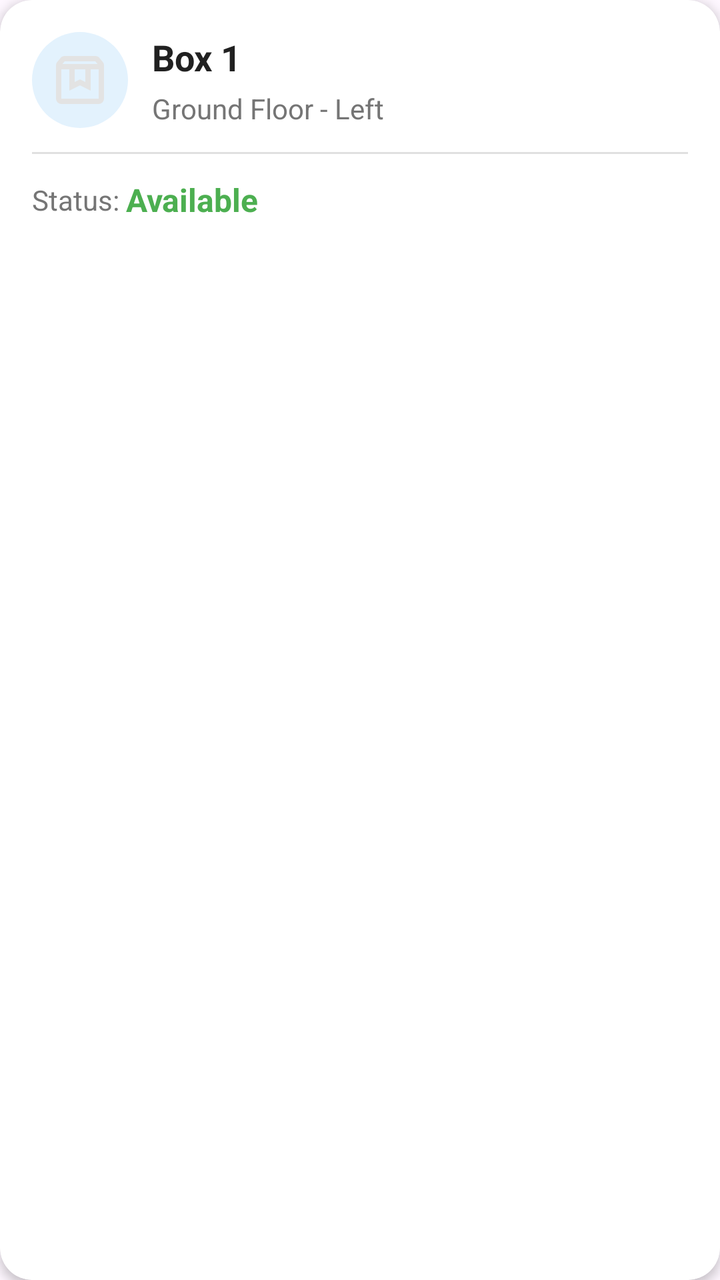
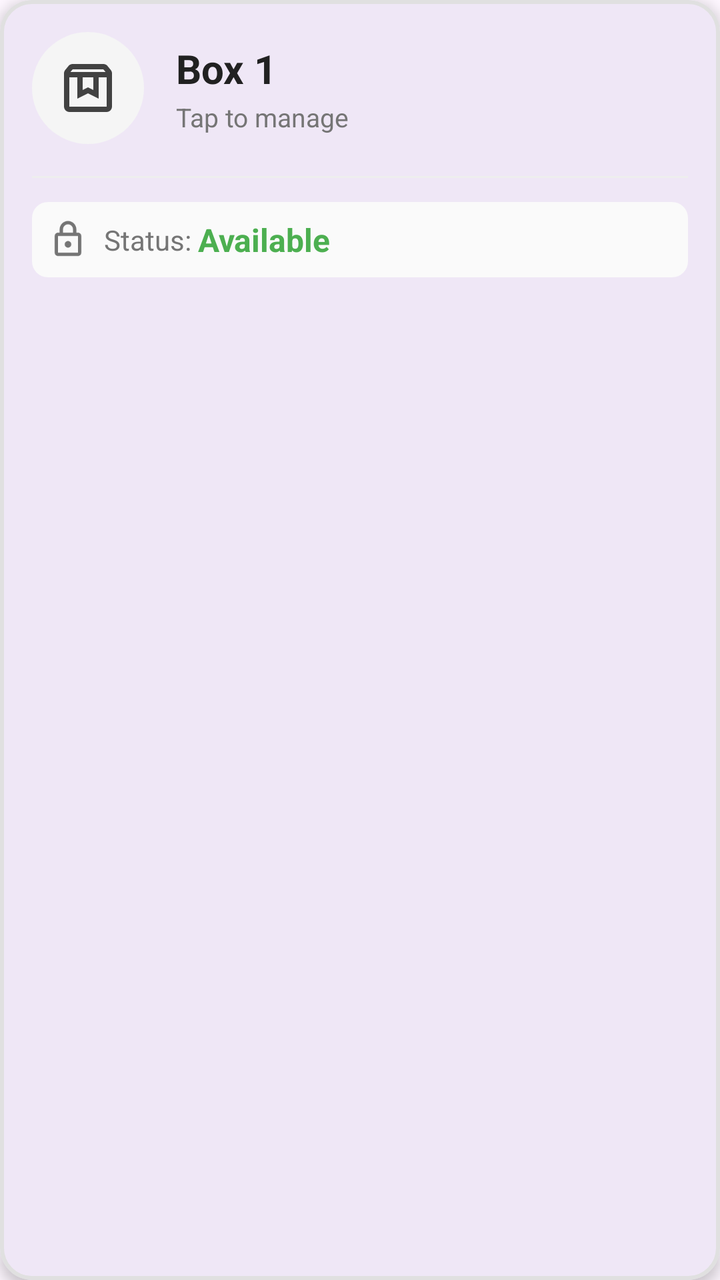

Screens rendered from an Android XML layout before and after an edit, with the pre-edit source and the edit as a unified diff.
<!-- AndroidManifest.xml: application theme Theme.SmartFoodDeliveryBox -->
<!-- res/layout/item_box.xml -->
<?xml version="1.0" encoding="utf-8"?>
<androidx.cardview.widget.CardView
    xmlns:android="http://schemas.android.com/apk/res/android"
    xmlns:app="http://schemas.android.com/apk/res-auto"
    android:id="@+id/cardView"
    android:layout_width="match_parent"
    android:layout_height="wrap_content"
    android:layout_marginBottom="12dp"
    app:cardCornerRadius="16dp"
    app:cardElevation="3dp">

    <LinearLayout
        android:layout_width="match_parent"
        android:layout_height="wrap_content"
        android:orientation="vertical"
        android:padding="16dp">

        
        <LinearLayout
            android:layout_width="match_parent"
            android:layout_height="wrap_content"
            android:orientation="horizontal"
            android:gravity="center_vertical">

            
            <ImageView
                android:layout_width="48dp"
                android:layout_height="48dp"
                android:src="@drawable/ic_box"
                android:padding="8dp"
                android:background="@drawable/circle_background"
                android:backgroundTint="#E3F2FD"/>

            
            <LinearLayout
                android:layout_width="0dp"
                android:layout_height="wrap_content"
                android:layout_weight="1"
                android:orientation="vertical"
                android:layout_marginStart="12dp">

                <LinearLayout
                    android:layout_width="match_parent"
                    android:layout_height="wrap_content"
                    android:orientation="horizontal"
                    android:gravity="center_vertical">

                    <TextView
                        android:id="@+id/tvBoxNumber"
                        android:layout_width="0dp"
                        android:layout_height="wrap_content"
                        android:layout_weight="1"
                        android:text="Box 1"
                        android:textSize="18sp"
                        android:textStyle="bold"
                        android:textColor="#212121"/>

                    <TextView
                        android:id="@+id/tvPhysical"
                        android:layout_width="wrap_content"
                        android:layout_height="wrap_content"
                        android:text="PHYSICAL"
                        android:textSize="10sp"
                        android:textStyle="bold"
                        android:textColor="@android:color/white"
                        android:background="@drawable/badge_background"
                        android:backgroundTint="#4CAF50"
                        android:paddingStart="8dp"
                        android:paddingEnd="8dp"
                        android:paddingTop="4dp"
                        android:paddingBottom="4dp"
                        android:visibility="gone"/>

                </LinearLayout>

                <TextView
                    android:id="@+id/tvLocation"
                    android:layout_width="wrap_content"
                    android:layout_height="wrap_content"
                    android:text="Ground Floor - Left"
                    android:textSize="14sp"
                    android:textColor="#757575"
                    android:layout_marginTop="4dp"/>

            </LinearLayout>

        </LinearLayout>

        
        <View
            android:layout_width="match_parent"
            android:layout_height="1dp"
            android:background="#E0E0E0"
            android:layout_marginTop="12dp"
            android:layout_marginBottom="12dp"/>

        
        <LinearLayout
            android:layout_width="match_parent"
            android:layout_height="wrap_content"
            android:orientation="horizontal"
            android:gravity="center_vertical">

            <TextView
                android:layout_width="wrap_content"
                android:layout_height="wrap_content"
                android:text="Status: "
                android:textSize="14sp"
                android:textColor="#757575"/>

            <TextView
                android:id="@+id/tvStatus"
                android:layout_width="wrap_content"
                android:layout_height="wrap_content"
                android:text="Available"
                android:textSize="16sp"
                android:textStyle="bold"
                android:textColor="#4CAF50"/>

        </LinearLayout>

    </LinearLayout>

</androidx.cardview.widget.CardView>
<!-- resources referenced by this layout -->
<resources>
  <!-- drawable badge_background (drawable) -->
  <?xml version="1.0" encoding="utf-8"?>
  <shape xmlns:android="http://schemas.android.com/apk/res/android">
      <solid android:color="#4CAF50"/>
      <corners android:radius="12dp"/>
  </shape>
  <!-- drawable circle_background (drawable) -->
  <?xml version="1.0" encoding="utf-8"?>
  <shape xmlns:android="http://schemas.android.com/apk/res/android"
      android:shape="oval">
      <solid android:color="#FFFFFF"/>
  </shape>
  <!-- drawable ic_box (drawable) -->
  <vector xmlns:android="http://schemas.android.com/apk/res/android"
      android:width="24dp"
      android:height="24dp"
      android:viewportWidth="960"
      android:viewportHeight="960">
    <path
        android:pathData="M200,320v440h560v-440L640,320v320l-160,-80 -160,80v-320L200,320ZM200,840q-33,0 -56.5,-23.5T120,760v-499q0,-14 4.5,-27t13.5,-24l50,-61q11,-14 27.5,-21.5T250,120h460q18,0 34.5,7.5T772,149l50,61q9,11 13.5,24t4.5,27v499q0,33 -23.5,56.5T760,840L200,840ZM216,240h528l-34,-40L250,200l-34,40ZM400,320v190l80,-40 80,40v-190L400,320ZM200,320h560,-560Z"
        android:fillColor="#e3e3e3"/>
  </vector>
  <style name="Theme.SmartFoodDeliveryBox" parent="Base.Theme.SmartFoodDeliveryBox" />
  <style name="Base.Theme.SmartFoodDeliveryBox" parent="Theme.Material3.DayNight.NoActionBar">
          
          
      </style>
</resources>

<!-- the commit's change to res/layout/item_box.xml (unified diff, before → after) -->
@@ -1,13 +1,17 @@
 <?xml version="1.0" encoding="utf-8"?>
-<androidx.cardview.widget.CardView
+<com.google.android.material.card.MaterialCardView
     xmlns:android="http://schemas.android.com/apk/res/android"
     xmlns:app="http://schemas.android.com/apk/res-auto"
     android:id="@+id/cardView"
     android:layout_width="match_parent"
     android:layout_height="wrap_content"
-    android:layout_marginBottom="12dp"
+    android:layout_marginBottom="16dp"
+    android:layout_marginStart="8dp"
+    android:layout_marginEnd="8dp"
     app:cardCornerRadius="16dp"
-    app:cardElevation="3dp">
+    app:cardElevation="4dp"
+    app:strokeWidth="2dp"
+    app:strokeColor="#E0E0E0">
 
     <LinearLayout
         android:layout_width="match_parent"
@@ -23,13 +27,19 @@
             android:gravity="center_vertical">
 
             
-            <ImageView
-                android:layout_width="48dp"
-                android:layout_height="48dp"
-                android:src="@drawable/ic_box"
-                android:padding="8dp"
+            <FrameLayout
+                android:layout_width="56dp"
+                android:layout_height="56dp"
                 android:background="@drawable/circle_background"
-                android:backgroundTint="#E3F2FD"/>
+                android:backgroundTint="#F5F5F5">
+
+                <ImageView
+                    android:layout_width="32dp"
+                    android:layout_height="32dp"
+                    android:layout_gravity="center"
+                    android:src="@drawable/ic_box"
+                    app:tint="#424242"/>
+            </FrameLayout>
 
             
             <LinearLayout
@@ -37,7 +47,7 @@
                 android:layout_height="wrap_content"
                 android:layout_weight="1"
                 android:orientation="vertical"
-                android:layout_marginStart="12dp">
+                android:layout_marginStart="16dp">
 
                 <LinearLayout
                     android:layout_width="match_parent"
@@ -51,47 +61,45 @@
                         android:layout_height="wrap_content"
                         android:layout_weight="1"
                         android:text="Box 1"
-                        android:textSize="18sp"
+                        android:textSize="20sp"
                         android:textStyle="bold"
                         android:textColor="#212121"/>
 
+                    
                     <TextView
                         android:id="@+id/tvPhysical"
                         android:layout_width="wrap_content"
                         android:layout_height="wrap_content"
-                        android:text="PHYSICAL"
+                        android:text="ONLINE"
                         android:textSize="10sp"
                         android:textStyle="bold"
-                        android:textColor="@android:color/white"
+                        android:textColor="#4CAF50"
                         android:background="@drawable/badge_background"
-                        android:backgroundTint="#4CAF50"
+                        android:backgroundTint="#E8F5E9"
                         android:paddingStart="8dp"
                         android:paddingEnd="8dp"
                         android:paddingTop="4dp"
                         android:paddingBottom="4dp"
                         android:visibility="gone"/>
-
                 </LinearLayout>
 
                 <TextView
                     android:id="@+id/tvLocation"
                     android:layout_width="wrap_content"
                     android:layout_height="wrap_content"
-                    android:text="Ground Floor - Left"
-                    android:textSize="14sp"
+                    android:text="Tap to manage"
+                    android:textSize="13sp"
                     android:textColor="#757575"
-                    android:layout_marginTop="4dp"/>
-
+                    android:layout_marginTop="2dp"/>
             </LinearLayout>
-
         </LinearLayout>
 
         
         <View
             android:layout_width="match_parent"
             android:layout_height="1dp"
-            android:background="#E0E0E0"
-            android:layout_marginTop="12dp"
+            android:background="#EEEEEE"
+            android:layout_marginTop="16dp"
             android:layout_marginBottom="12dp"/>
 
         
@@ -99,7 +107,18 @@
             android:layout_width="match_parent"
             android:layout_height="wrap_content"
             android:orientation="horizontal"
-            android:gravity="center_vertical">
+            android:gravity="center_vertical"
+            android:background="@drawable/rounded_background"
+            android:backgroundTint="#FAFAFA"
+            android:padding="8dp">
+
+            <ImageView
+                android:id="@+id/ivStatusIcon"
+                android:layout_width="20dp"
+                android:layout_height="20dp"
+                android:src="@drawable/ic_lock"
+                app:tint="#757575"
+                android:layout_marginEnd="8dp"/>
 
             <TextView
                 android:layout_width="wrap_content"
@@ -116,9 +135,7 @@
                 android:textSize="16sp"
                 android:textStyle="bold"
                 android:textColor="#4CAF50"/>
-
         </LinearLayout>
 
     </LinearLayout>
-
-</androidx.cardview.widget.CardView>
+</com.google.android.material.card.MaterialCardView>
<!-- resource entries referenced after the edit -->
@@ -22,6 +22,23 @@
         android:pathData="M200,320v440h560v-440L640,320v320l-160,-80 -160,80v-320L200,320ZM200,840q-33,0 -56.5,-23.5T120,760v-499q0,-14 4.5,-27t13.5,-24l50,-61q11,-14 27.5,-21.5T250,120h460q18,0 34.5,7.5T772,149l50,61q9,11 13.5,24t4.5,27v499q0,33 -23.5,56.5T760,840L200,840ZM216,240h528l-34,-40L250,200l-34,40ZM400,320v190l80,-40 80,40v-190L400,320ZM200,320h560,-560Z"
         android:fillColor="#e3e3e3"/>
   </vector>
+  <!-- drawable ic_lock (drawable) -->
+  <vector xmlns:android="http://schemas.android.com/apk/res/android"
+      android:width="24dp"
+      android:height="24dp"
+      android:viewportWidth="960"
+      android:viewportHeight="960">
+    <path
+        android:pathData="M240,880q-33,0 -56.5,-23.5T160,800v-400q0,-33 23.5,-56.5T240,320h40v-80q0,-83 58.5,-141.5T480,40q83,0 141.5,58.5T680,240v80h40q33,0 56.5,23.5T800,400v400q0,33 -23.5,56.5T720,880L240,880ZM240,800h480v-400L240,400v400ZM480,680q33,0 56.5,-23.5T560,600q0,-33 -23.5,-56.5T480,520q-33,0 -56.5,23.5T400,600q0,33 23.5,56.5T480,680ZM360,320h240v-80q0,-50 -35,-85t-85,-35q-50,0 -85,35t-35,85v80ZM240,800v-400,400Z"
+        android:fillColor="#e3e3e3"/>
+  </vector>
+  <!-- drawable rounded_background (drawable) -->
+  <?xml version="1.0" encoding="utf-8"?>
+  <shape xmlns:android="http://schemas.android.com/apk/res/android"
+      android:shape="rectangle">
+      <solid android:color="#FFFFFF" />
+      <corners android:radius="8dp" />
+  </shape>
   <style name="Theme.SmartFoodDeliveryBox" parent="Base.Theme.SmartFoodDeliveryBox" />
   <style name="Base.Theme.SmartFoodDeliveryBox" parent="Theme.Material3.DayNight.NoActionBar">
           
